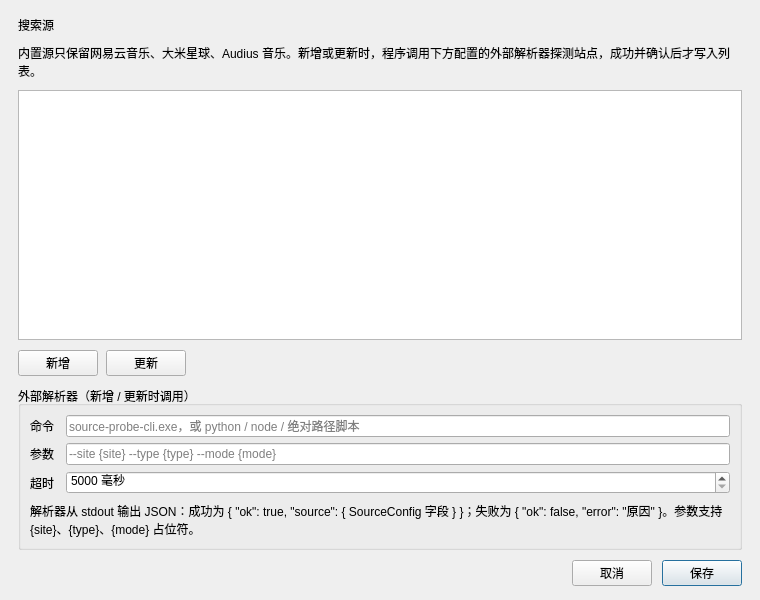
This is src/ui/SourceManagerDialog.ui in gong1-1989/MusicVideoPlayer as Qt 5 draws it before an edit. The edited form follows.
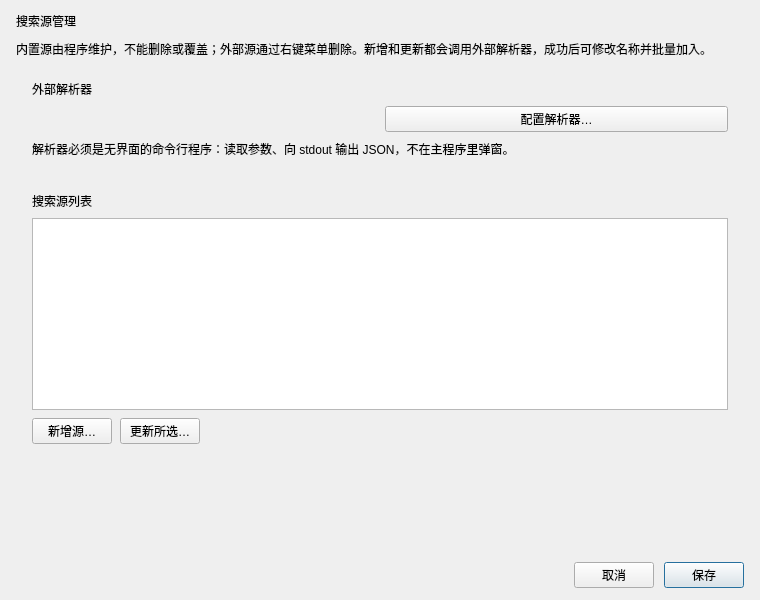
This is the edited form.

Commit message:
完善全屏快捷键、外部解析器批量探测与系统设置分页
1. 全屏窗口按用户绑定重建 QShortcut，修复全屏时空格等快捷键失效；2. 外部解析器改为独立配置对话框，补命令、参数、超时和协议说明；3. 新增源支持多站点批量探测，成功行可编辑名称并部分保存；4. 源管理收敛为解析器摘要入口，新增批量、更新单条；5. 系统设置拆为基本设置、播放与布局、搜索源管理、更新占位、系统信息五页；6. 修复集成测试误删当前构建目录的 QDir 用法，补分页、配置和批量探测回归。

What changed in the file:
```diff
--- a/src/ui/SourceManagerDialog.ui
+++ b/src/ui/SourceManagerDialog.ui
@@ -12,8 +12,8 @@
   </property>
   <property name="minimumSize">
    <size>
-    <width>560</width>
-    <height>420</height>
+    <width>600</width>
+    <height>480</height>
    </size>
   </property>
   <property name="windowTitle">
@@ -24,27 +24,24 @@
     <number>10</number>
    </property>
    <property name="leftMargin">
-    <number>18</number>
+    <number>16</number>
    </property>
    <property name="topMargin">
-    <number>16</number>
+    <number>12</number>
    </property>
    <property name="rightMargin">
-    <number>18</number>
+    <number>16</number>
    </property>
    <property name="bottomMargin">
-    <number>14</number>
+    <number>12</number>
    </property>
    <item>
     <widget class="QLabel" name="label_title">
      <property name="objectName">
       <string>label_sectionTitle</string>
      </property>
-     <property name="styleSheet">
-      <string notr="true">font-size:1.25em;</string>
-     </property>
      <property name="text">
-      <string>搜索源</string>
+      <string>搜索源管理</string>
      </property>
     </widget>
    </item>
@@ -53,148 +50,67 @@
      <property name="objectName">
       <string>label_hint</string>
      </property>
+     <property name="text">
+      <string>内置源由程序维护，不能删除或覆盖；外部源通过右键菜单删除。新增和更新都会调用外部解析器，成功后可修改名称并批量加入。</string>
+     </property>
      <property name="wordWrap">
       <bool>true</bool>
      </property>
-     <property name="text">
-      <string>内置源只保留网易云音乐、大米星球、Audius 音乐。新增或更新时，程序调用下方配置的外部解析器探测站点，成功并确认后才写入列表。</string>
-     </property>
     </widget>
    </item>
    <item>
-    <widget class="QListWidget" name="list_sources">
-     <property name="minimumSize">
-      <size>
-       <width>0</width>
-       <height>220</height>
-      </size>
+    <widget class="QFrame" name="card_parser">
+     <property name="objectName">
+      <string>settingsCard</string>
      </property>
-     <property name="contextMenuPolicy">
-      <enum>Qt::CustomContextMenu</enum>
+     <property name="frameShape">
+      <enum>QFrame::NoFrame</enum>
      </property>
-     <property name="horizontalScrollBarPolicy">
-      <enum>Qt::ScrollBarAlwaysOff</enum>
-     </property>
-     <property name="textElideMode">
-      <enum>Qt::ElideRight</enum>
-     </property>
-    </widget>
-   </item>
-   <item>
-    <layout class="QHBoxLayout" name="layout_listActions">
-     <property name="spacing">
-      <number>8</number>
-     </property>
-     <item>
-      <widget class="QPushButton" name="btn_add">
-       <property name="text">
-        <string>新增</string>
-       </property>
-       <property name="toolTip">
-        <string>调用外部解析器探测网站，确认后把源加入列表</string>
-       </property>
-      </widget>
-     </item>
-     <item>
-      <widget class="QPushButton" name="btn_refresh">
-       <property name="text">
-        <string>更新</string>
-       </property>
-       <property name="toolTip">
-        <string>重新调用外部解析器探测选中源，确认后覆盖配置</string>
-       </property>
-      </widget>
-     </item>
-     <item>
-      <spacer name="spacer_actions">
-       <property name="orientation">
-        <enum>Qt::Horizontal</enum>
-       </property>
-       <property name="sizeHint" stdset="0">
-        <size>
-         <width>40</width>
-         <height>20</height>
-        </size>
-       </property>
-      </spacer>
-     </item>
-     <item>
-      <widget class="QLabel" name="label_status">
-       <property name="objectName">
-        <string>label_hint</string>
-       </property>
-       <property name="text">
-        <string/>
-       </property>
-      </widget>
-     </item>
-    </layout>
-   </item>
-   <item>
-    <widget class="QGroupBox" name="group_parser">
-     <property name="title">
-      <string>外部解析器（新增 / 更新时调用）</string>
-     </property>
-     <layout class="QVBoxLayout" name="layout_parser">
+     <layout class="QVBoxLayout" name="layout_parserCard">
       <property name="spacing">
        <number>8</number>
       </property>
+      <property name="leftMargin">
+       <number>16</number>
+      </property>
+      <property name="topMargin">
+       <number>12</number>
+      </property>
+      <property name="rightMargin">
+       <number>16</number>
+      </property>
+      <property name="bottomMargin">
+       <number>12</number>
+      </property>
       <item>
-       <layout class="QFormLayout" name="form_parser">
-        <property name="horizontalSpacing">
-         <number>12</number>
+       <widget class="QLabel" name="label_parserTitle">
+        <property name="objectName">
+         <string>label_sectionTitle</string>
         </property>
-        <property name="verticalSpacing">
-         <number>6</number>
+        <property name="text">
+         <string>外部解析器</string>
         </property>
-        <item row="0" column="0">
-         <widget class="QLabel" name="label_captionCommand">
+       </widget>
+      </item>
+      <item>
+       <layout class="QHBoxLayout" name="layout_parserRow">
+        <property name="spacing">
+         <number>10</number>
+        </property>
+        <item>
+         <widget class="QLabel" name="label_parserSummary">
           <property name="text">
-           <string>命令</string>
+           <string/>
           </property>
-         </widget>
-        </item>
-        <item row="0" column="1">
-         <widget class="QLineEdit" name="edit_command">
-          <property name="placeholderText">
-           <string>source-probe-cli.exe，或 python / node / 绝对路径脚本</string>
+          <property name="wordWrap">
+           <bool>true</bool>
           </property>
          </widget>
         </item>
-        <item row="1" column="0">
-         <widget class="QLabel" name="label_captionArguments">
+        <item>
+         <widget class="QPushButton" name="btn_parserConfig">
           <property name="text">
-           <string>参数</string>
-          </property>
-         </widget>
-        </item>
-        <item row="1" column="1">
-         <widget class="QLineEdit" name="edit_arguments">
-          <property name="placeholderText">
-           <string>--site {site} --type {type} --mode {mode}</string>
-          </property>
-         </widget>
-        </item>
-        <item row="2" column="0">
-         <widget class="QLabel" name="label_captionTimeout">
-          <property name="text">
-           <string>超时</string>
-          </property>
-         </widget>
-        </item>
-        <item row="2" column="1">
-         <widget class="QSpinBox" name="spin_timeout">
-          <property name="minimum">
-           <number>5000</number>
-          </property>
-          <property name="maximum">
-           <number>600000</number>
-          </property>
-          <property name="singleStep">
-           <number>5000</number>
-          </property>
-          <property name="suffix">
-           <string> 毫秒</string>
+           <string>配置解析器…</string>
           </property>
          </widget>
         </item>
@@ -205,19 +121,135 @@
         <property name="objectName">
          <string>label_hint</string>
         </property>
+        <property name="text">
+         <string>解析器必须是无界面的命令行程序：读取参数、向 stdout 输出 JSON，不在主程序里弹窗。</string>
+        </property>
         <property name="wordWrap">
          <bool>true</bool>
         </property>
+       </widget>
+      </item>
+     </layout>
+    </widget>
+   </item>
+   <item>
+    <widget class="QFrame" name="card_sources">
+     <property name="objectName">
+      <string>settingsCard</string>
+     </property>
+     <property name="frameShape">
+      <enum>QFrame::NoFrame</enum>
+     </property>
+     <layout class="QVBoxLayout" name="layout_sourcesCard">
+      <property name="spacing">
+       <number>8</number>
+      </property>
+      <property name="leftMargin">
+       <number>16</number>
+      </property>
+      <property name="topMargin">
+       <number>12</number>
+      </property>
+      <property name="rightMargin">
+       <number>16</number>
+      </property>
+      <property name="bottomMargin">
+       <number>12</number>
+      </property>
+      <item>
+       <widget class="QLabel" name="label_sourcesTitle">
+        <property name="objectName">
+         <string>label_sectionTitle</string>
+        </property>
         <property name="text">
-         <string>解析器从 stdout 输出 JSON：成功为 { "ok": true, "source": { SourceConfig 字段 } }；失败为 { "ok": false, "error": "原因" }。参数支持 {site}、{type}、{mode} 占位符。</string>
+         <string>搜索源列表</string>
         </property>
        </widget>
       </item>
+      <item>
+       <widget class="QListWidget" name="list_sources">
+        <property name="minimumHeight">
+         <number>180</number>
+        </property>
+        <property name="contextMenuPolicy">
+         <enum>Qt::CustomContextMenu</enum>
+        </property>
+        <property name="alternatingRowColors">
+         <bool>true</bool>
+        </property>
+        <property name="selectionMode">
+         <enum>QAbstractItemView::SingleSelection</enum>
+        </property>
+       </widget>
+      </item>
+      <item>
+       <layout class="QHBoxLayout" name="layout_actions">
+        <property name="spacing">
+         <number>8</number>
+        </property>
+        <item>
+         <widget class="QPushButton" name="btn_add">
+          <property name="text">
+           <string>新增源…</string>
+          </property>
+         </widget>
+        </item>
+        <item>
+         <widget class="QPushButton" name="btn_refresh">
+          <property name="text">
+           <string>更新所选…</string>
+          </property>
+         </widget>
+        </item>
+        <item>
+         <spacer name="spacer_actions">
+          <property name="orientation">
+           <enum>Qt::Horizontal</enum>
+          </property>
+          <property name="sizeHint" stdset="0">
+           <size>
+            <width>40</width>
+            <height>20</height>
+           </size>
+          </property>
+         </spacer>
+        </item>
+       </layout>
+      </item>
      </layout>
     </widget>
    </item>
+   <item>
+    <widget class="QLabel" name="label_status">
+     <property name="objectName">
+      <string>label_hint</string>
+     </property>
+     <property name="text">
+      <string/>
+     </property>
+     <property name="wordWrap">
+      <bool>true</bool>
+     </property>
+    </widget>
+   </item>
+   <item>
+    <spacer name="spacer_root">
+     <property name="orientation">
+      <enum>Qt::Vertical</enum>
+     </property>
+     <property name="sizeHint" stdset="0">
+      <size>
+       <width>20</width>
+       <height>20</height>
+      </size>
+     </property>
+    </spacer>
+   </item>
    <item>
     <layout class="QHBoxLayout" name="layout_buttons">
+     <property name="spacing">
+      <number>10</number>
+     </property>
      <item>
       <spacer name="spacer_buttons">
        <property name="orientation">
```
Left out of the diff: 2 changed lines with no effect on the pictures. The commit also changes 18 other files.
